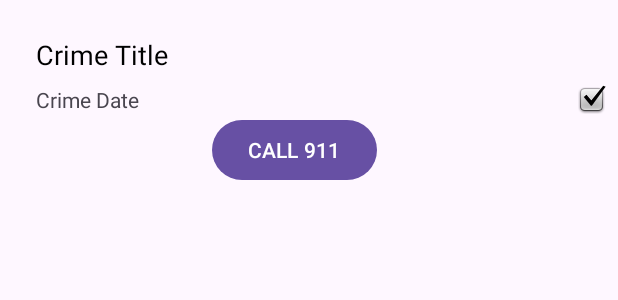
After one commit to nastr0nd/CriminalIntent, an Android app: the layout list_item_crime_police.xml on its own in the app's theme, with its tools: preview values and no code run, on a phone screen of 412 x 824 dp. The commit adds this screen. Shown: the top 300 px of the screen. Run offline under Robolectric (Android 15) with nearby library versions, the phone set to English and light mode, and no system bars.

Commit message:
View types task completed

```diff
--- a/app/src/main/java/com/example/criminalintent/CrimeListViewModel.kt
+++ b/app/src/main/java/com/example/criminalintent/CrimeListViewModel.kt
@@ -10,6 +10,7 @@ class CrimeListViewModel: ViewModel() {
             val crime = Crime()
             crime.title = "Crime #$i"
             crime.isSolved = i % 2 == 0
+            crime.requiresPolice = i % 3 ==0
             crimes += crime
         }
     }
--- /dev/null
+++ b/app/src/main/res/layout/list_item_crime_police.xml
@@ -0,0 +1,53 @@
+<?xml version="1.0" encoding="utf-8"?>
+<androidx.constraintlayout.widget.ConstraintLayout xmlns:android="http://schemas.android.com/apk/res/android"
+    xmlns:app="http://schemas.android.com/apk/res-auto"
+    xmlns:tools="http://schemas.android.com/tools"
+    android:layout_width="match_parent"
+    android:layout_height="wrap_content"
+    android:padding="8dp">
+
+    <TextView
+        android:id="@+id/crime_title"
+        android:layout_width="0dp"
+        android:layout_height="wrap_content"
+        android:layout_marginStart="16dp"
+        android:layout_marginTop="16dp"
+        android:layout_marginEnd="8dp"
+        android:textColor="@color/black"
+        android:textSize="18sp"
+        app:layout_constraintEnd_toStartOf="@+id/crime_solved"
+        app:layout_constraintStart_toStartOf="parent"
+        app:layout_constraintTop_toTopOf="parent"
+        tools:text="Crime Title" />
+
+    <TextView
+        android:id="@+id/crime_date"
+        android:layout_width="0dp"
+        android:layout_height="wrap_content"
+        android:layout_marginStart="16dp"
+        android:layout_marginTop="8dp"
+        android:layout_marginEnd="8dp"
+        app:layout_constraintEnd_toStartOf="@+id/crime_solved"
+        app:layout_constraintStart_toStartOf="parent"
+        app:layout_constraintTop_toBottomOf="@id/crime_title"
+        tools:text="Crime Date" />
+
+    <ImageView
+        android:id="@+id/crime_solved"
+        android:layout_width="wrap_content"
+        android:layout_height="wrap_content"
+        app:layout_constraintBottom_toBottomOf="parent"
+        app:layout_constraintEnd_toEndOf="parent"
+        app:layout_constraintTop_toTopOf="parent"
+        app:srcCompat="@android:drawable/checkbox_on_background" />
+
+    <Button
+        android:id="@+id/contactPoliceButton"
+        android:layout_width="wrap_content"
+        android:layout_height="wrap_content"
+        android:text="CALL 911"
+        app:layout_constraintBottom_toBottomOf="parent"
+        app:layout_constraintEnd_toStartOf="@+id/crime_solved"
+        app:layout_constraintStart_toStartOf="parent"
+        app:layout_constraintTop_toBottomOf="@+id/crime_date" />
+</androidx.constraintlayout.widget.ConstraintLayout>
```
Also changed, not shown: app/src/main/java/com/example/criminalintent/Crime.kt (+7 -4 lines), app/src/main/java/com/example/criminalintent/CrimeListFragment.kt (+68 -11 lines).
